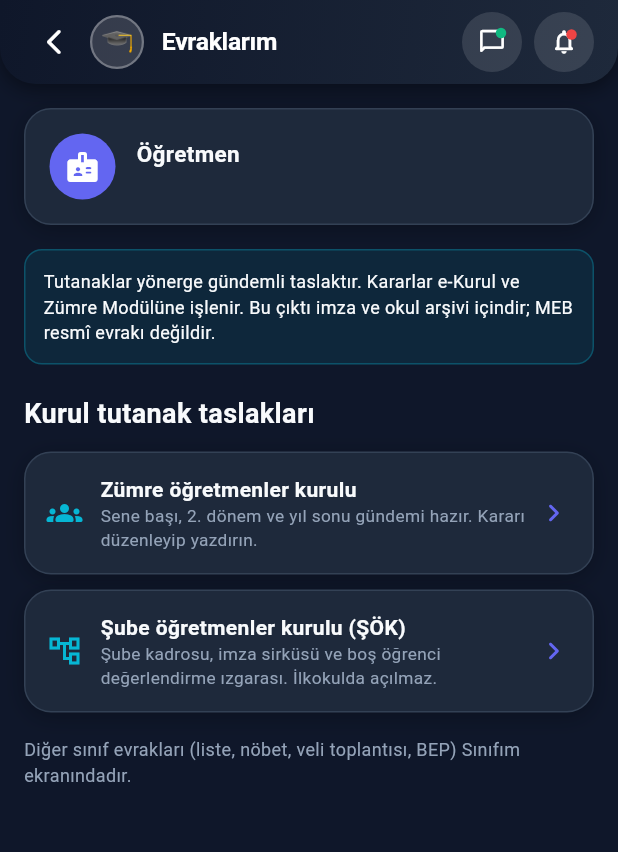
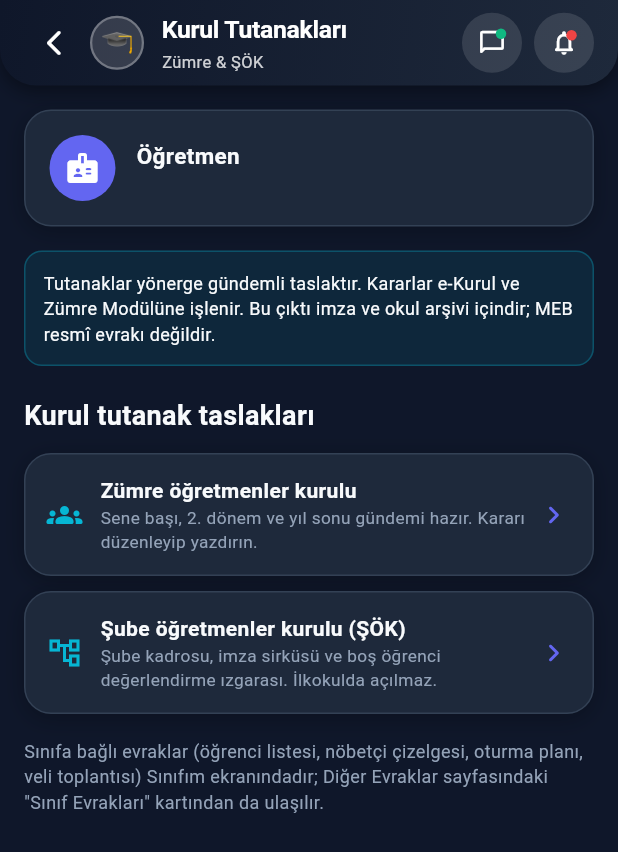
Before and after one commit to yusfylmz1-git/sinifcepte, a Flutter app: the DocumentsHubView screen opened directly, on a phone screen of 412 x 824 dp. Shown: the top 852 px of the screen. Run offline on Flutter 3.47's test engine with Material 3 defaults, Android fonts, the phone set to English and light mode, and no system bars; our stand-ins replace cloud_firestore, file_picker, firebase_auth, firebase_core, firebase_crashlytics, firebase_remote_config and 10 more; missing offline and left inert: excel, syncfusion_flutter_pdf; accounts and stored records are empty.

Commit message:
refactor(menu): evraklar baglantiya gore toplandi
Ogretmen "proje cok dagimik, ne nerede bulmak gercekten zor" dedi.
Envanter cikarildi ve teshis dogrulandi: uygulamada OTUZDAN FAZLA
yerde evrak uretiliyor ama "Kurullar" karti ana sayfada tam bir kart
yeri kaplarken arkasinda YALNIZCA IKI belge vardi (zumre + SOK;
dosya 229 satir).

Ogretmen tutanak icin Kurullar'a, yillik plan icin Diger Evraklar'a,
nobetci listesi icin Sinifim'a gidiyordu. Ucu de evrak.

AYRIM: BAGLANTIYA GORE

Evraklar tek cati altinda toplanmadi; sinifa bagimlilik olcut alindi:

* Sinifa BAGLI OLMAYAN (tutanak, plan, ogretmen dosyasi, kulup)
  -> Diger Evraklar icinde toplanir.
* Sinifa BAGLI (oturma plani, nobetci listesi, ogrenci listesi, veli
  rehberi) -> Sinifim'da KALIR, cunku her biri once "hangi sinif?"
  sorusunu gerektiriyor. Buraya tasinsalardi her belgeye fazladan bir
  sinif secme adimi eklenirdi.

  Bunlar icin Diger Evraklar'a KISAYOL kondu: ogretmen "evrak" diye
  baktiginda nerede olduklarini gormeli, aramak zorunda kalmamali.

Bu ayrim, daha once konan ilkeyle celismiyor: "Analiz & Rapor" bir IS
degil CIKTI TURU oldugu icin kaldirilmisti. Kurul tutanagi da bir is
degil; uretildigi yer sinifa bagli olmayan evrak listesidir.

DEGISENLER

- Ana sayfa: "Kurullar" karti kaldirildi (6 -> 5 kart).
- Diger Evraklar: "Kurul Tutanaklari" ve "Sinif Evraklari" kartlari
  eklendi (5 -> 7 kart).
- DocumentsHubView basligi "Evraklarim" -> "Kurul Tutanaklari":
  eski ad uygulamadaki onlarca baska belgeyi kapsiyormus gibi
  duruyordu, oysa icinde iki tutanak var.
- Alt not guncellendi: sinif evraklarina iki yoldan ulasildigi yaziyor.

TEST

menu_structure_test kart SAYISINI kilitliyordu (>= 6); kirilgan olcut,
her duzen degisikliginde test bozuluyor. Sayi yerine hangi ISLERIN ana
sayfada durdugu kilitlendi. Iki yeni test kurul tutanaklarinin ve
sinif evraklari kisayolunun Diger Evraklar icinde oldugunu dogruluyor.

Tum paket 1262 test geciyor.

Co-Authored-By: Claude Opus 5 <noreply@anthropic.com>

```diff
--- a/lib/features/documents/presentation/views/documents_hub_view.dart
+++ b/lib/features/documents/presentation/views/documents_hub_view.dart
@@ -41,8 +41,12 @@ class DocumentsHubView extends ConsumerWidget {
 
     return Scaffold(
       backgroundColor: isDark ? AppColors.darkBackground : Colors.white,
+      // Başlık "Evraklarım" idi ve yanıltıyordu: uygulamada otuzdan
+      // fazla yerde evrak üretiliyor, bu sayfada yalnızca iki tutanak
+      // var. Artık Diğer Evraklar'ın altındaki bir alt sayfa.
       appBar: const CustomAppBar(
-        title: 'Evraklarım',
+        title: 'Kurul Tutanakları',
+        subtitle: 'Zümre & ŞÖK',
         showProfileAvatar: false,
       ),
       body: SafeArea(
@@ -153,8 +157,10 @@ class DocumentsHubView extends ConsumerWidget {
             ),
             const SizedBox(height: 16),
             Text(
-              'Diğer sınıf evrakları (liste, nöbet, veli toplantısı, BEP) '
-              'Sınıfım ekranındadır.',
+              'Sınıfa bağlı evraklar (öğrenci listesi, nöbetçi çizelgesi, '
+              'oturma planı, veli toplantısı) Sınıfım ekranındadır; '
+              'Diğer Evraklar sayfasındaki "Sınıf Evrakları" kartından '
+              'da ulaşılır.',
               style: TextStyle(
                 fontSize: 12,
                 height: 1.4,
```
Also changed, not shown: lib/features/dashboard/screens/dashboard_screen.dart (+12 -12 lines), lib/features/documents/presentation/views/other_documents_view.dart (+35 -0 lines), 1 other file.
